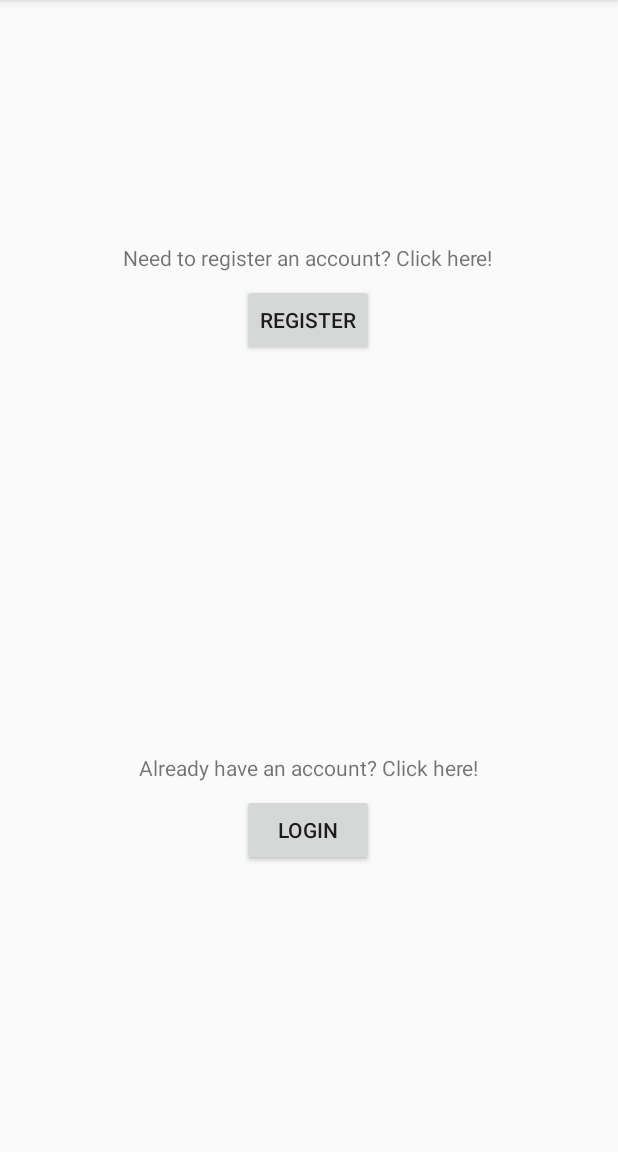
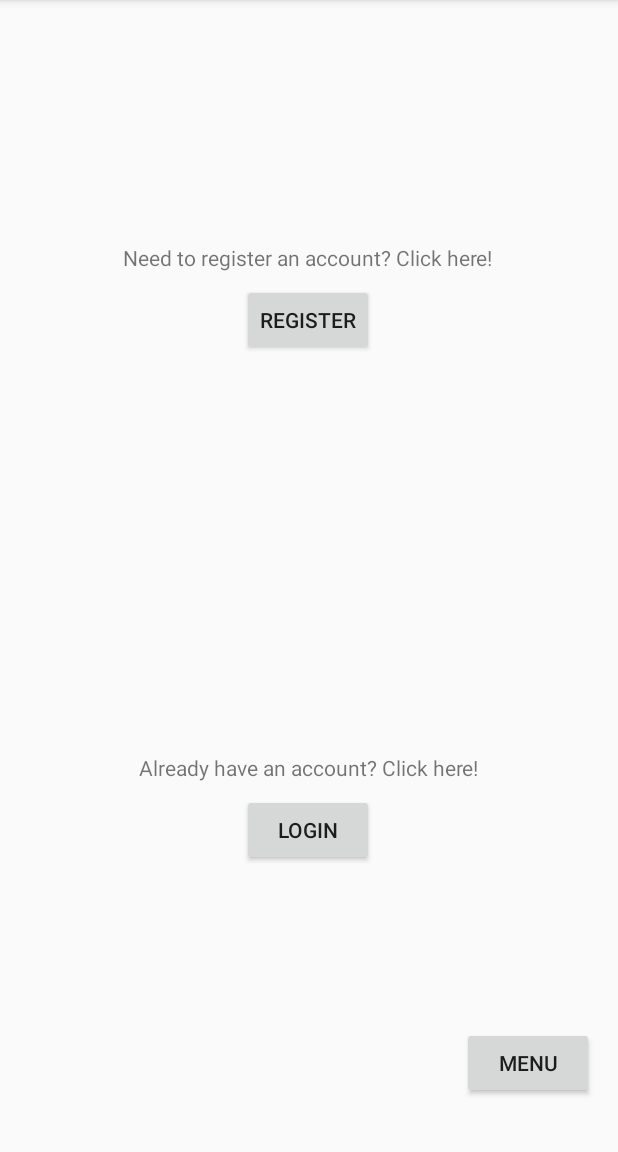
Before and after one commit to carlsondultra/CPS731Project, an Android app: the FirebaseLoginScreenActivity screen opened directly, with no data from a screen before it, on a phone screen of 412 x 824 dp, the part 84-1236 px from its top. Run offline under Robolectric (Android 15) with nearby library versions, the light colour scheme and no system bars.

Commit message:
Added menu button on the starting screen with drop down

```diff
--- a/app/src/main/AndroidManifest.xml
+++ b/app/src/main/AndroidManifest.xml
@@ -15,7 +15,8 @@
         android:roundIcon="@mipmap/ic_launcher_round"
         android:supportsRtl="true"
         android:theme="@style/AppTheme">
-        <activity android:name=".FirebaseMainActivity"></activity>
+        <activity android:name=".FirebaseMenuActivity"></activity>
+        <activity android:name=".FirebaseMainActivity" />
         <activity android:name=".FirebaseLoginActivity" />
         <activity android:name=".FirebaseRegisterActivity" />
         <activity android:name=".Splash">
--- a/app/src/main/java/com/example/project731/FirebaseLoginScreenActivity.java
+++ b/app/src/main/java/com/example/project731/FirebaseLoginScreenActivity.java
@@ -11,6 +11,7 @@ public class FirebaseLoginScreenActivity extends AppCompatActivity {
 
     private Button register;
     private Button login;
+    private Button menu;
 
     @Override
     protected void onCreate(Bundle savedInstanceState) {
@@ -19,6 +20,7 @@ public class FirebaseLoginScreenActivity extends AppCompatActivity {
 
         register = findViewById(R.id.register);
         login = findViewById(R.id.login);
+        menu = findViewById(R.id.menu);
 
         register.setOnClickListener(new View.OnClickListener() {
             @Override
@@ -36,5 +38,13 @@ public class FirebaseLoginScreenActivity extends AppCompatActivity {
             }
         });
 
+        menu.setOnClickListener(new View.OnClickListener() {
+            @Override
+            public void onClick(View view) {
+                startActivity(new Intent(FirebaseLoginScreenActivity.this, FirebaseMenuActivity.class));
+                finish();
+            }
+        });
+
     }
 }
--- a/app/src/main/res/layout/activity_firebase_login_screen.xml
+++ b/app/src/main/res/layout/activity_firebase_login_screen.xml
@@ -55,4 +55,16 @@
         app:layout_constraintStart_toStartOf="parent"
         app:layout_constraintTop_toBottomOf="@+id/register"
         app:layout_constraintVertical_bias="1.0" />
+
+    <Button
+        android:id="@+id/menu"
+        android:layout_width="wrap_content"
+        android:layout_height="wrap_content"
+        android:text="Menu"
+        app:layout_constraintBottom_toBottomOf="parent"
+        app:layout_constraintEnd_toEndOf="parent"
+        app:layout_constraintHorizontal_bias="0.95"
+        app:layout_constraintStart_toStartOf="parent"
+        app:layout_constraintTop_toTopOf="parent"
+        app:layout_constraintVertical_bias="0.951" />
 </androidx.constraintlayout.widget.ConstraintLayout>
```
Also changed, not shown: app/src/main/java/com/example/project731/FirebaseMenuActivity.java (added, +66 -0 lines), app/src/main/res/layout/activity_firebase_menu.xml (added, +44 -0 lines), app/src/main/res/menu/popup_menu.xml (added, +12 -0 lines).
